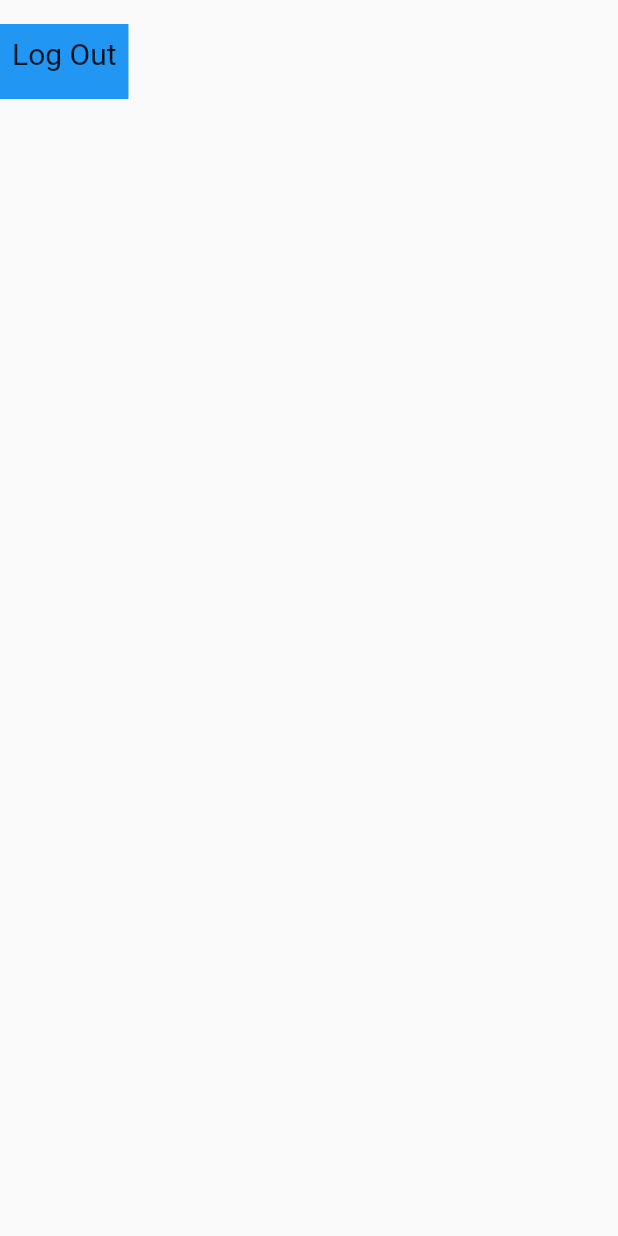
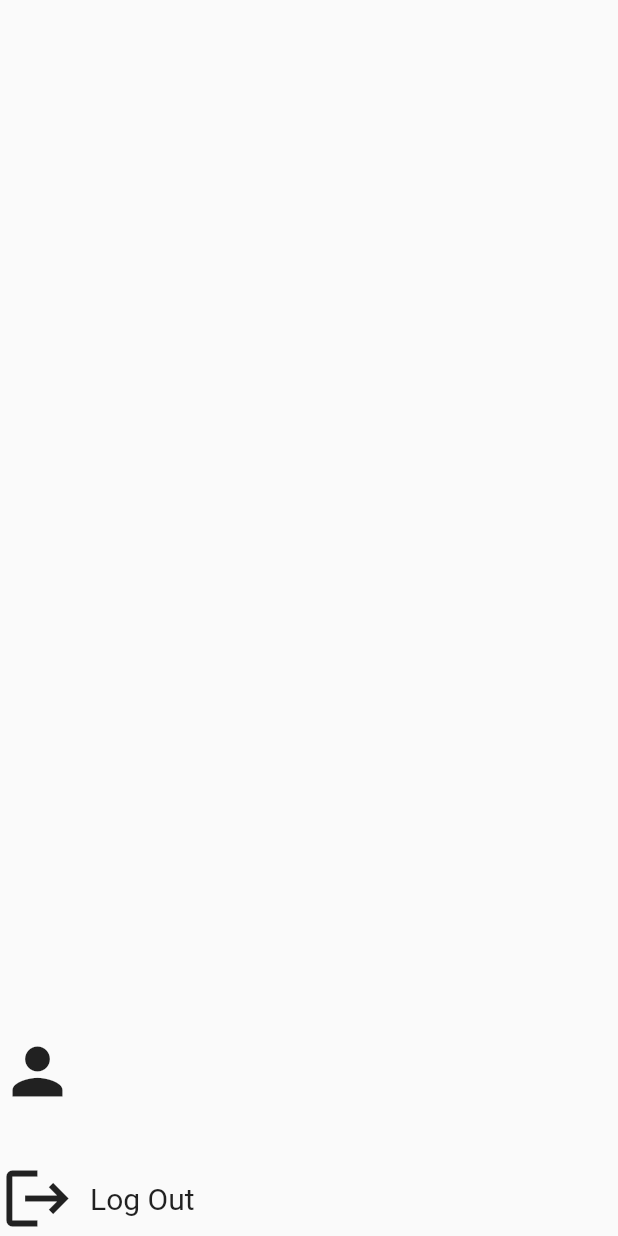
Before and after one commit to maharani032/money_book, a Flutter app: the MyPage3 widget shown alone on an empty page, opened directly, on a phone screen of 412 x 824 dp. Run offline on Flutter 3.47's test engine with Material 2 defaults, Android fonts, the phone set to English and light mode, and no system bars; our stand-ins replace animated_text_kit, cloud_firestore, curved_navigation_bar, dotted_line, firebase_auth, firebase_core and 2 more; accounts and stored records are empty.

Commit message:
page 3 done

```diff
--- a/lib/home/page3.dart
+++ b/lib/home/page3.dart
@@ -4,8 +4,6 @@ import 'package:money_book/services/auth.dart';
 import 'package:cloud_firestore/cloud_firestore.dart';
 
 class MyPage3 extends StatefulWidget {
-  MyPage3({Key? key}) : super(key: key);
-
   @override
   _MyPage3State createState() => _MyPage3State();
 }
@@ -20,22 +18,53 @@ class _MyPage3State extends State<MyPage3> {
   }
   @override
   Widget build(BuildContext context) {
-    return Column(children: [
-      Container(child: Text(_username)),
+    return Column(
+      mainAxisAlignment: MainAxisAlignment.end,
+      children: [
+      Container(
+        height: 100,
+        child: Center(
+          child: Row(
+            crossAxisAlignment: CrossAxisAlignment.stretch,
+
+            children: [
+              Icon(Icons.person,size:50),
+              Center(
+                child: Padding(
+                  padding: const EdgeInsets.only(left: 10),
+                  child: Text(
+                    _username,
+                    style: TextStyle(fontSize: 20),
+                    ),
+                ),
+              ),
+            ],
+          ),
+        )
+          ),
+          SizedBox(
+            height: 10,
+          ),
       GestureDetector(
         onTap: () async {
-          // print(auth.currentUser);
           await _auth.logOut();
         },
         child: Container(
-            color: Colors.blue,
             height: 50,
+            child: Row(
+              crossAxisAlignment: CrossAxisAlignment.stretch,
+              children: [
+                Icon(Icons.logout,size: 50,),
+                Center(
                   child: Padding(
-              padding: const EdgeInsets.all(8.0),
+                    padding: const EdgeInsets.only(left: 10),
                     child: Text(
                       'Log Out',
                       style: TextStyle(fontSize: 20),
                     ),
+                  ),
+                ),
+              ],
             )),
       )
     ]);
```
Also changed, not shown: lib/models/items.dart (+24 -0 lines). Lines whose indentation alone changed are shown as unchanged.
